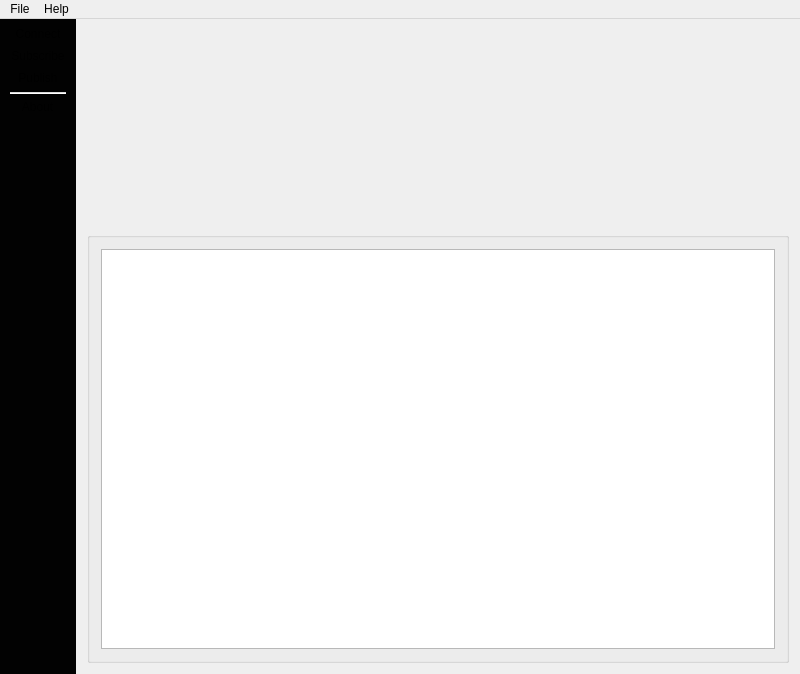
Above: mainwindow.ui from emqx/qmqtt-client before the change. Below: the same form after it.
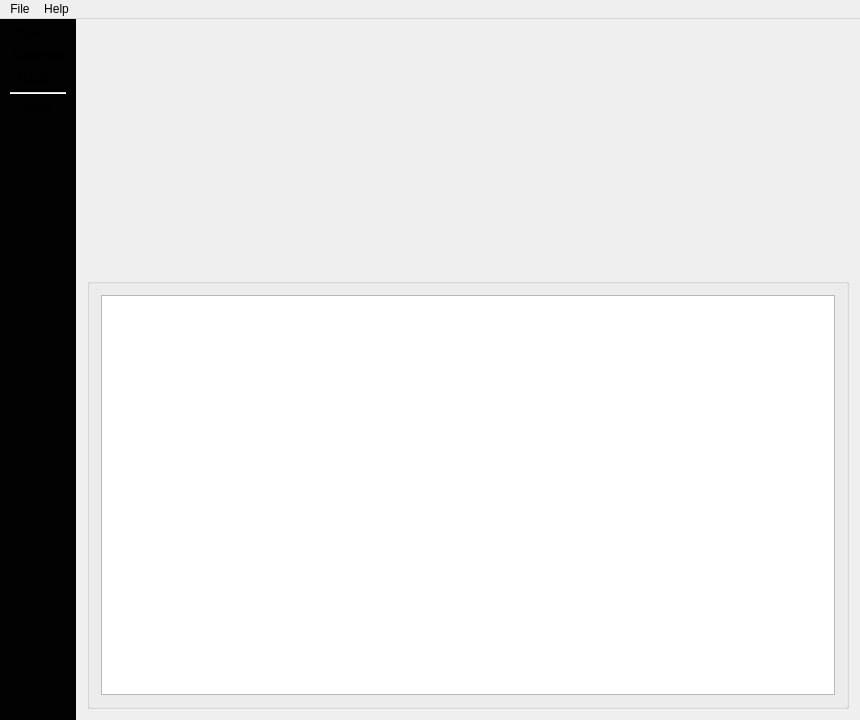
That is the form after the change. Custom widgets are drawn as their Qt base class.

```diff
--- a/mainwindow.ui
+++ b/mainwindow.ui
@@ -9,8 +9,8 @@
    <rect>
     <x>0</x>
     <y>0</y>
-    <width>800</width>
-    <height>674</height>
+    <width>860</width>
+    <height>720</height>
    </rect>
   </property>
   <property name="maximumSize">
@@ -91,7 +91,7 @@
     <rect>
      <x>0</x>
      <y>0</y>
-     <width>800</width>
+     <width>860</width>
      <height>22</height>
     </rect>
    </property>
```
Left out of the diff: 3 changed lines with no effect on the pictures.
